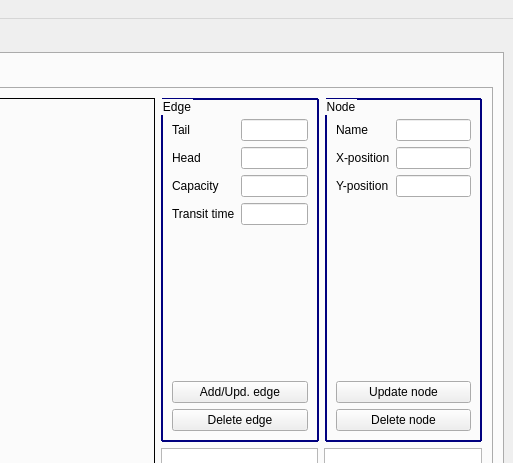
First picture: the form in source/ui/mainWdw.ui, repository LeonSering/NashFlowComputation, before the edit; both pictures show x 505 to 1018 and y 0 to 463 of the 1018 by 746 pixel window.
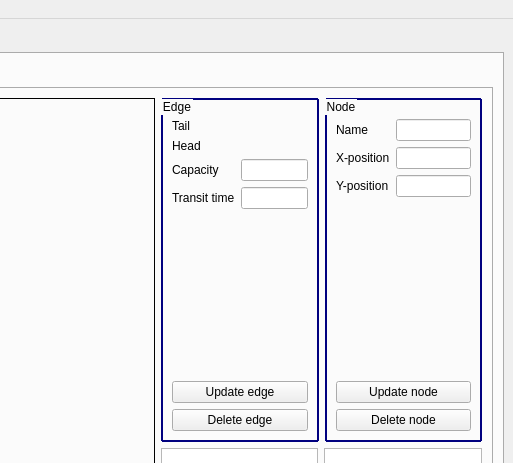
Second picture: the form after the edit. The open tabs and pages were chosen to show the change. Icons and pictures are not drawn.

What changed in the file:
```diff
--- a/source/ui/mainWdw.ui
+++ b/source/ui/mainWdw.ui
@@ -296,16 +296,6 @@
                  <property name="fieldGrowthPolicy">
                   <enum>QFormLayout::AllNonFixedFieldsGrow</enum>
                  </property>
-                 <item row="0" column="0">
-                  <widget class="QLabel" name="label_13">
-                   <property name="text">
-                    <string>Tail</string>
-                   </property>
-                  </widget>
-                 </item>
-                 <item row="0" column="1">
-                  <widget class="QLineEdit" name="tailLineEdit_general"/>
-                 </item>
                  <item row="1" column="0">
                   <widget class="QLabel" name="label_14">
                    <property name="text">
@@ -313,9 +303,6 @@
                    </property>
                   </widget>
                  </item>
-                 <item row="1" column="1">
-                  <widget class="QLineEdit" name="headLineEdit_general"/>
-                 </item>
                  <item row="2" column="0">
                   <widget class="QLabel" name="label_15">
                    <property name="text">
@@ -336,12 +323,33 @@
                  <item row="3" column="1">
                   <widget class="QLineEdit" name="transitTimeLineEdit_general"/>
                  </item>
+                 <item row="0" column="0">
+                  <widget class="QLabel" name="label_13">
+                   <property name="text">
+                    <string>Tail</string>
+                   </property>
+                  </widget>
+                 </item>
+                 <item row="1" column="1">
+                  <widget class="QLabel" name="headLabel_general">
+                   <property name="text">
+                    <string/>
+                   </property>
+                  </widget>
+                 </item>
+                 <item row="0" column="1">
+                  <widget class="QLabel" name="tailLabel_general">
+                   <property name="text">
+                    <string/>
+                   </property>
+                  </widget>
+                 </item>
                 </layout>
                </item>
                <item>
                 <widget class="QPushButton" name="updateEdgeButton_general">
                  <property name="text">
-                  <string>Add/Upd. edge</string>
+                  <string>Update edge</string>
                  </property>
                  <property name="autoDefault">
                   <bool>false</bool>
```
Left out of the diff: 69 changed lines with no effect on the pictures.
